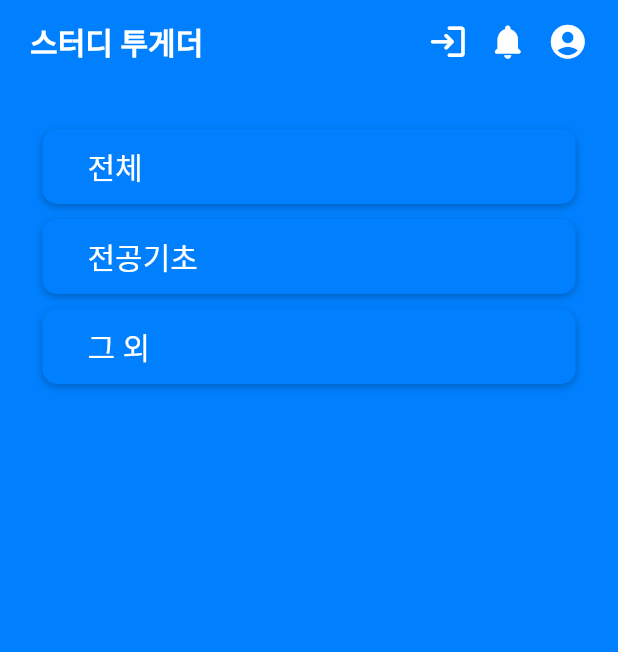
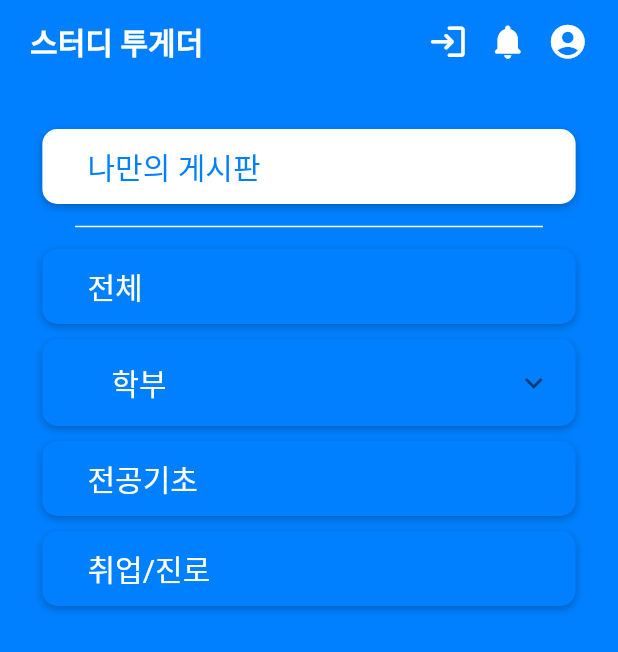
Before and after one commit to AnJW-HGU/2021CRASummer, a Flutter app: the screen it shows after launch, on a phone screen of 412 x 824 dp. Shown: the top 652 px of the screen. Run offline on Flutter 3.47's test engine with Material 2 defaults, Android fonts, the phone set to English and light mode, and no system bars; our stand-ins replace flutter_screenutil, get, google_sign_in, hexcolor; missing offline and left inert: google_sign_in_web; Roboto replaces fonts that are missing (Barun).

Commit message:
feat: Add ExpansionTile in CategoryPage
I'm trying to make a hidden list on the CategoryPage. I put ListView.builder in ExpansionTile, which is causing an error. Resolved not yet.

```diff
--- a/flutter_app/lib/Category/category_page.dart
+++ b/flutter_app/lib/Category/category_page.dart
@@ -10,6 +10,7 @@ import 'noti_page.dart';
 import 'package:studytogether/Profile/myProfile_page.dart';
 import 'package:studytogether/Login/login_page.dart';
 
+import 'myBoard_page.dart';
 import 'board_page.dart';
 
 class CategoryPage extends StatefulWidget {
@@ -20,6 +21,25 @@ class CategoryPage extends StatefulWidget {
 }
 
 class _CategoryPageState extends State<CategoryPage> {
+  var _userId; // 유저 아이디
+
+  final _scroll = ScrollController();
+
+  // 학부 리스트
+  final List<String> _majorList = <String> [
+    "GLS", "창의융합교육원", "국제어문", "언론정보문화", "커뮤니케이션",
+    "경영경제", "법", "상담심리사회복지", "생명과학", "ICT창업", "AI융합교육원",
+    "전산전자", "산업정보디자인", "기계제어", "공간환경시스템", "콘텐츠융합디자인",
+    "산업교육",
+  ];
+
+  // 교양 리스트
+  final List<String> _electiveList = <String> [
+    "신앙/세계관", "인성/리더십", "외국어", "기초학문",
+    "소통/융복합", "예체능", "그 외",
+  ];
+
+
   @override
   Widget build(BuildContext context) {
     return ScreenUtilInit(
@@ -97,11 +117,57 @@ class _CategoryPageState extends State<CategoryPage> {
                   padding: EdgeInsets.only(top: 30),
                   child: Column(
                     children: [
+
+                      // 나만의 게시판 버튼
+                      GestureDetector(
+                        onTap: () {
+                          Get.to(MyBoardPage(), arguments: "나만의 게시판", transition: Transition.cupertino);
+                        },
+                        child: Container( // 숨김리스트 아닌 카테고리
+                          width: 355.w,
+                          height: 50,
+                          alignment: Alignment.centerLeft,
+                          padding: EdgeInsets.only(left: 30.w),
+                          child: Text(
+                            "나만의 게시판",
+                            style: TextStyle(
+                              color: themeColor1,
+                              fontFamily: "Barun",
+                              fontSize: 20.sp,
+                              fontWeight: FontWeight.w400,
+                            ),
+                          ),
+                          decoration: BoxDecoration(
+                            color: Colors.white, // 카테고리 블럭 배경색
+                            borderRadius: BorderRadius.circular(10),
+                            boxShadow: [
+                              BoxShadow(
+                                color: blurColor,
+                                blurRadius: 4,
+                                offset: Offset(0.0, 2.0),
+                              )
+                            ]
+                          ),
+                        ),
+                      ),
+
+                      // 구분선
+                      Divider(
+                        color: Colors.white,
+                        height: 30,
+                        thickness: 1,
+                        indent: 50.w,
+                        endIndent: 50.w,
+                      ),
+
+                      // 파란색 게시판들
                       _buildCategory("전체"),
+                      Padding(padding: EdgeInsets.only(top: 10.0),),
+                      _buildExpansionCategory("학부", _majorList),
                       Padding(padding: EdgeInsets.only(top: 10.0),),
                       _buildCategory("전공기초"),
                       Padding(padding: EdgeInsets.only(top: 10.0),),
-                      _buildCategory("그 외"),
+                      _buildCategory("취업/진로"),
                     ],
                   ),
                 ),
@@ -112,12 +178,13 @@ class _CategoryPageState extends State<CategoryPage> {
     );
   }
 
+  // 숨김리스트 아닌 카테고리
   Widget _buildCategory(inTitle) {
     return GestureDetector(
       onTap: () {
         Get.to(BoardPage(), arguments: inTitle, transition: Transition.cupertino);
       },
-      child: Container( // 숨김리스트 아닌 카테고리
+      child: Container(
         width: 355.w,
         height: 50,
         alignment: Alignment.centerLeft,
@@ -145,6 +212,71 @@ class _CategoryPageState extends State<CategoryPage> {
       ),
     );
   }
+
+  // 숨김리스트 카테고리
+  Widget _buildExpansionCategory(inTitle, listData) {
+    return Container(
+      width: 355.w,
+      alignment: Alignment.centerLeft,
+      padding: EdgeInsets.only(left: 30.w),
+
+      child: ExpansionTile(
+        title: Text(
+          inTitle,
+          style: TextStyle(
+            color: Colors.white,
+            fontFamily: "Barun",
+            fontSize: 20.sp,
+            fontWeight: FontWeight.w400,
+          ),
+        ),
+
+        initiallyExpanded: false,
+        // 숨김에 들어갈 것들
+        children: [
+          _buildExpansionTile(listData),
+        ],
+      ),
+
+      decoration: BoxDecoration(
+          color: themeColor1, // 카테고리 블럭 배경색
+          borderRadius: BorderRadius.circular(10),
+          boxShadow: [
+            BoxShadow(
+              color: blurColor,
+              blurRadius: 4,
+              offset: Offset(0.0, 2.0),
+            )
+          ]
+      ),
+    );
+  }
+
+  Widget _buildExpansionTile(listData) {
+    return Expanded(
+      child: ListView.separated(
+        shrinkWrap: true,
+        controller: _scroll,
+        scrollDirection: Axis.vertical,
+        // padding: EdgeInsets.only(top:10),
+        itemCount: listData.length,
+        itemBuilder: (_, index) {
+          return Container(
+            child: Text(
+              "${listData[index]}",
+              style: TextStyle(
+                color: Colors.white,
+                fontFamily: "Barun",
+                fontSize: 18.sp,
+                fontWeight: FontWeight.w400,
+              ),
+            ),
+          );
+        },
+        separatorBuilder: (_, index) => Divider(),
+      ),
+    );
+  }
 }
 
 // class AppBinding extends Bindings {
```
Also changed, not shown: flutter_app/lib/Category/myBoard_page.dart (+486 -0 lines), flutter_app/lib/generated_plugin_registrant.dart (added, +15 -0 lines), 9 other files.
